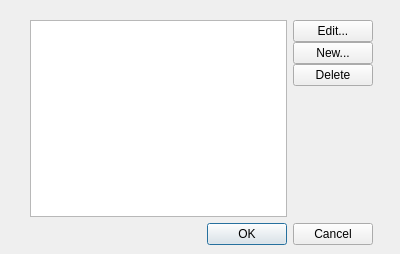
The window that coursesdialog.ui (undyau/sisimple) describes before a commit, drawn with Qt 5.
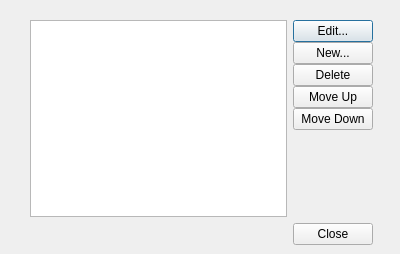
The same window after the commit.

The edit to the form file:
```diff
--- a/coursesdialog.ui
+++ b/coursesdialog.ui
@@ -61,6 +61,20 @@
           </property>
          </widget>
         </item>
+        <item>
+         <widget class="QPushButton" name="moveUpButton">
+          <property name="text">
+           <string>Move Up</string>
+          </property>
+         </widget>
+        </item>
+        <item>
+         <widget class="QPushButton" name="moveDownButton">
+          <property name="text">
+           <string>Move Down</string>
+          </property>
+         </widget>
+        </item>
         <item>
          <spacer name="verticalSpacer">
           <property name="orientation">
@@ -84,7 +98,7 @@
        <enum>Qt::Horizontal</enum>
       </property>
       <property name="standardButtons">
-       <set>QDialogButtonBox::Cancel|QDialogButtonBox::Ok</set>
+       <set>QDialogButtonBox::Close</set>
       </property>
      </widget>
     </item>
```
